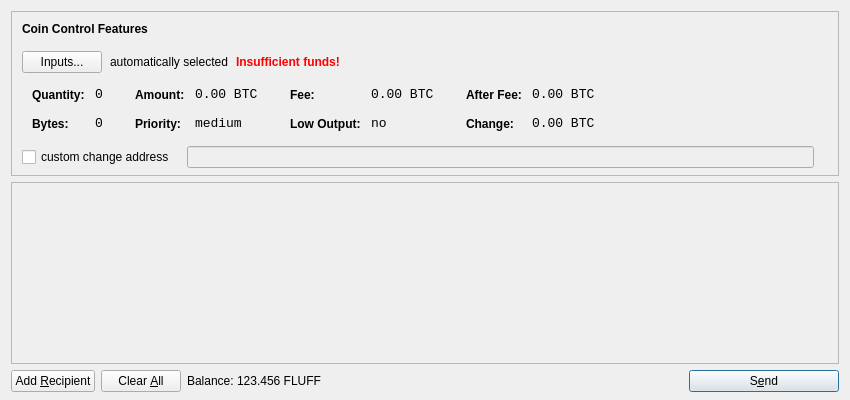
Qt form src/qt/forms/sendcoinsdialog.ui (cryptonexii/murfcoin) before a commit.
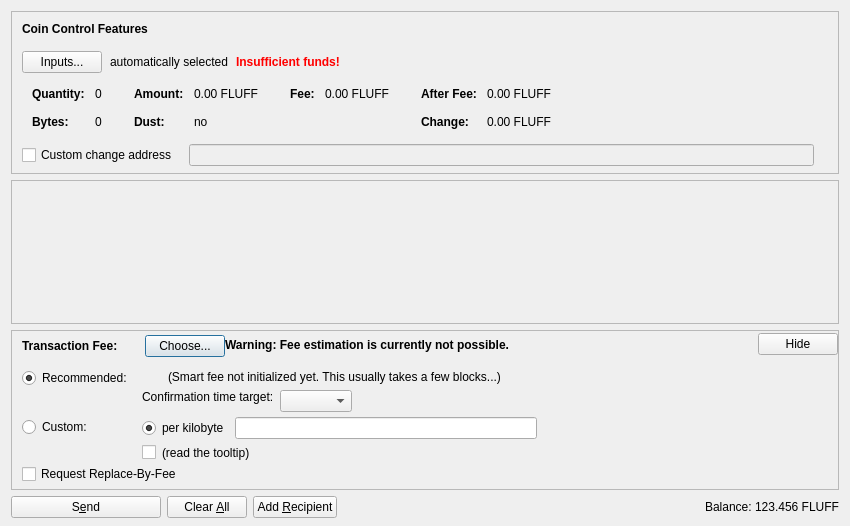
The same form after that commit. Icons and pictures are not drawn. Custom widgets are drawn as their Qt base class.

The edit to the form file:
```diff
--- a/src/qt/forms/sendcoinsdialog.ui
+++ b/src/qt/forms/sendcoinsdialog.ui
@@ -7,13 +7,13 @@
     <x>0</x>
     <y>0</y>
     <width>850</width>
-    <height>400</height>
+    <height>526</height>
    </rect>
   </property>
   <property name="windowTitle">
    <string>Send Coins</string>
   </property>
-  <layout class="QVBoxLayout" name="verticalLayout" stretch="0,1,0">
+  <layout class="QVBoxLayout" name="verticalLayout" stretch="0,1,0,0">
    <property name="bottomMargin">
     <number>8</number>
    </property>
@@ -39,7 +39,7 @@
      </property>
      <layout class="QVBoxLayout" name="verticalLayoutCoinControl2">
       <property name="spacing">
-       <number>-1</number>
+       <number>0</number>
       </property>
       <property name="leftMargin">
        <number>0</number>
@@ -109,6 +109,9 @@
             <property name="text">
              <string>Inputs...</string>
             </property>
+            <property name="autoDefault">
+             <bool>false</bool>
+            </property>
            </widget>
           </item>
           <item>
@@ -173,7 +176,16 @@
            <string notr="true"/>
           </property>
           <layout class="QHBoxLayout" name="horizontalLayoutCoinControl5">
-           <property name="margin">
+           <property name="leftMargin">
+            <number>0</number>
+           </property>
+           <property name="topMargin">
+            <number>0</number>
+           </property>
+           <property name="rightMargin">
+            <number>0</number>
+           </property>
+           <property name="bottomMargin">
             <number>0</number>
            </property>
            <item>
@@ -206,8 +218,11 @@
                </property>
                <item row="0" column="0">
                 <widget class="QLabel" name="labelCoinControlQuantityText">
-                 <property name="styleSheet">
-                  <string notr="true">font-weight:bold;</string>
+                 <property name="font">
+                  <font>
+                   <weight>75</weight>
+                   <bold>true</bold>
+                  </font>
                  </property>
                  <property name="text">
                   <string>Quantity:</string>
@@ -219,12 +234,6 @@
                </item>
                <item row="0" column="1">
                 <widget class="QLabel" name="labelCoinControlQuantity">
-                 <property name="font">
-                  <font>
-                   <family>Monospace</family>
-                   <pointsize>10</pointsize>
-                  </font>
-                 </property>
                  <property name="cursor">
                   <cursorShape>IBeamCursor</cursorShape>
                  </property>
@@ -244,8 +253,11 @@
                </item>
                <item row="1" column="0">
                 <widget class="QLabel" name="labelCoinControlBytesText">
-                 <property name="styleSheet">
-                  <string notr="true">font-weight:bold;</string>
+                 <property name="font">
+                  <font>
+                   <weight>75</weight>
+                   <bold>true</bold>
+                  </font>
                  </property>
                  <property name="text">
                   <string>Bytes:</string>
@@ -254,12 +266,6 @@
                </item>
                <item row="1" column="1">
                 <widget class="QLabel" name="labelCoinControlBytes">
-                 <property name="font">
-                  <font>
-                   <family>Monospace</family>
-                   <pointsize>10</pointsize>
-                  </font>
-                 </property>
                  <property name="cursor">
                   <cursorShape>IBeamCursor</cursorShape>
                  </property>
@@ -295,8 +301,11 @@
                </property>
                <item row="0" column="0">
                 <widget class="QLabel" name="labelCoinControlAmountText">
-                 <property name="styleSheet">
-                  <string notr="true">font-weight:bold;</string>
+                 <property name="font">
+                  <font>
+                   <weight>75</weight>
+                   <bold>true</bold>
+                  </font>
                  </property>
                  <property name="text">
                   <string>Amount:</string>
@@ -308,12 +317,6 @@
                </item>
                <item row="0" column="1">
                 <widget class="QLabel" name="labelCoinControlAmount">
-                 <property name="font">
-                  <font>
-                   <family>Monospace</family>
-                   <pointsize>10</pointsize>
-                  </font>
-                 </property>
                  <property name="cursor">
                   <cursorShape>IBeamCursor</cursorShape>
                  </property>
@@ -321,7 +324,7 @@
                   <enum>Qt::ActionsContextMenu</enum>
                  </property>
                  <property name="text">
-                  <string notr="true">0.00 BTC</string>
+                  <string notr="true">0.00 FLUFF</string>
                  </property>
                  <property name="textInteractionFlags">
                   <set>Qt::LinksAccessibleByMouse|Qt::TextSelectableByKeyboard|Qt::TextSelectableByMouse</set>
@@ -329,23 +332,20 @@
                 </widget>
                </item>
                <item row="1" column="0">
-                <widget class="QLabel" name="labelCoinControlPriorityText">
-                 <property name="styleSheet">
-                  <string notr="true">font-weight:bold;</string>
+                <widget class="QLabel" name="labelCoinControlLowOutputText">
+                 <property name="font">
+                  <font>
+                   <weight>75</weight>
+                   <bold>true</bold>
+                  </font>
                  </property>
                  <property name="text">
-                  <string>Priority:</string>
+                  <string>Dust:</string>
                  </property>
                 </widget>
                </item>
                <item row="1" column="1">
-                <widget class="QLabel" name="labelCoinControlPriority">
-                 <property name="font">
-                  <font>
-                   <family>Monospace</family>
-                   <pointsize>10</pointsize>
-                  </font>
-                 </property>
+                <widget class="QLabel" name="labelCoinControlLowOutput">
                  <property name="cursor">
                   <cursorShape>IBeamCursor</cursorShape>
                  </property>
@@ -353,7 +353,7 @@
                   <enum>Qt::ActionsContextMenu</enum>
                  </property>
                  <property name="text">
-                  <string>medium</string>
+                  <string notr="true">no</string>
                  </property>
                  <property name="textInteractionFlags">
                   <set>Qt::LinksAccessibleByMouse|Qt::TextSelectableByKeyboard|Qt::TextSelectableByMouse</set>
@@ -381,8 +381,11 @@
                </property>
                <item row="0" column="0">
                 <widget class="QLabel" name="labelCoinControlFeeText">
-                 <property name="styleSheet">
-                  <string notr="true">font-weight:bold;</string>
+                 <property name="font">
+                  <font>
+                   <weight>75</weight>
+                   <bold>true</bold>
+                  </font>
                  </property>
                  <property name="text">
                   <string>Fee:</string>
@@ -394,12 +397,6 @@
                </item>
                <item row="0" column="1">
                 <widget class="QLabel" name="labelCoinControlFee">
-                 <property name="font">
-                  <font>
-                   <family>Monospace</family>
-                   <pointsize>10</pointsize>
-                  </font>
-                 </property>
                  <property name="cursor">
                   <cursorShape>IBeamCursor</cursorShape>
                  </property>
@@ -407,39 +404,7 @@
                   <enum>Qt::ActionsContextMenu</enum>
                  </property>
                  <property name="text">
-                  <string notr="true">0.00 BTC</string>
-                 </property>
-                 <property name="textInteractionFlags">
-                  <set>Qt::LinksAccessibleByMouse|Qt::TextSelectableByKeyboard|Qt::TextSelectableByMouse</set>
-                 </property>
-                </widget>
-               </item>
-               <item row="1" column="0">
-                <widget class="QLabel" name="labelCoinControlLowOutputText">
-                 <property name="styleSheet">
-                  <string notr="true">font-weight:bold;</string>
-                 </property>
-                 <property name="text">
-                  <string>Low Output:</string>
-                 </property>
-                </widget>
-               </item>
-               <item row="1" column="1">
-                <widget class="QLabel" name="labelCoinControlLowOutput">
-                 <property name="font">
-                  <font>
-                   <family>Monospace</family>
-                   <pointsize>10</pointsize>
-                  </font>
-                 </property>
-                 <property name="cursor">
-                  <cursorShape>IBeamCursor</cursorShape>
-                 </property>
-                 <property name="contextMenuPolicy">
-                  <enum>Qt::ActionsContextMenu</enum>
-                 </property>
-                 <property name="text">
-                  <string>no</string>
+                  <string notr="true">0.00 FLUFF</string>
                  </property>
                  <property name="textInteractionFlags">
                   <set>Qt::LinksAccessibleByMouse|Qt::TextSelectableByKeyboard|Qt::TextSelectableByMouse</set>
@@ -467,8 +432,11 @@
                </property>
                <item row="0" column="0">
                 <widget class="QLabel" name="labelCoinControlAfterFeeText">
-                 <property name="styleSheet">
-                  <string notr="true">font-weight:bold;</string>
+                 <property name="font">
+                  <font>
+                   <weight>75</weight>
+                   <bold>true</bold>
+                  </font>
                  </property>
                  <property name="text">
                   <string>After Fee:</string>
@@ -480,12 +448,6 @@
                </item>
                <item row="0" column="1">
                 <widget class="QLabel" name="labelCoinControlAfterFee">
-                 <property name="font">
-                  <font>
-                   <family>Monospace</family>
-                   <pointsize>10</pointsize>
-                  </font>
-                 </property>
                  <property name="cursor">
                   <cursorShape>IBeamCursor</cursorShape>
                  </property>
@@ -493,7 +455,7 @@
                   <enum>Qt::ActionsContextMenu</enum>
                  </property>
                  <property name="text">
-                  <string notr="true">0.00 BTC</string>
+                  <string notr="true">0.00 FLUFF</string>
                  </property>
                  <property name="textInteractionFlags">
                   <set>Qt::LinksAccessibleByMouse|Qt::TextSelectableByKeyboard|Qt::TextSelectableByMouse</set>
@@ -502,8 +464,11 @@
                </item>
                <item row="1" column="0">
                 <widget class="QLabel" name="labelCoinControlChangeText">
-                 <property name="styleSheet">
-                  <string notr="true">font-weight:bold;</string>
+                 <property name="font">
+                  <font>
+                   <weight>75</weight>
+                   <bold>true</bold>
+                  </font>
                  </property>
                  <property name="text">
                   <string>Change:</string>
@@ -512,12 +477,6 @@
                </item>
                <item row="1" column="1">
                 <widget class="QLabel" name="labelCoinControlChange">
-                 <property name="font">
-                  <font>
-                   <family>Monospace</family>
-                   <pointsize>10</pointsize>
-                  </font>
-                 </property>
                  <property name="cursor">
                   <cursorShape>IBeamCursor</cursorShape>
                  </property>
@@ -525,7 +484,7 @@
                   <enum>Qt::ActionsContextMenu</enum>
                  </property>
                  <property name="text">
-                  <string notr="true">0.00 BTC</string>
+                  <string notr="true">0.00 FLUFF</string>
                  </property>
                  <property name="textInteractionFlags">
                   <set>Qt::LinksAccessibleByMouse|Qt::TextSelectableByKeyboard|Qt::TextSelectableByMouse</set>
@@ -555,13 +514,16 @@
           </property>
           <item>
            <widget class="QCheckBox" name="checkBoxCoinControlChange">
+            <property name="toolTip">
+             <string>If this is activated, but the change address is empty or invalid, change will be sent to a newly generated address.</string>
+            </property>
             <property name="text">
-             <string>custom change address</string>
+             <string>Custom change address</string>
             </property>
            </widget>
           </item>
           <item>
-           <widget class="QLineEdit" name="lineEditCoinControlChange">
+           <widget class="QValidatedLineEdit" name="lineEditCoinControlChange">
             <property name="enabled">
              <bool>false</bool>
             </property>
@@ -626,11 +588,20 @@
         <x>0</x>
         <y>0</y>
         <width>830</width>
-        <height>165</height>
+        <height>104</height>
        </rect>
       </property>
-      <layout class="QVBoxLayout" name="verticalLayout_2">
-       <property name="margin">
+      <layout class="QVBoxLayout" name="verticalLayout_2" stretch="0,1">
+       <property name="leftMargin">
+        <number>0</number>
+       </property>
+       <property name="topMargin">
+        <number>0</number>
+       </property>
+       <property name="rightMargin">
+        <number>0</number>
+       </property>
+       <property name="bottomMargin">
         <number>0</number>
        </property>
        <item>
@@ -657,23 +628,546 @@
      </widget>
     </widget>
    </item>
+   <item>
+    <widget class="QFrame" name="frameFee">
+     <property name="sizePolicy">
+      <sizepolicy hsizetype="Expanding" vsizetype="Expanding">
+       <horstretch>0</horstretch>
+       <verstretch>0</verstretch>
+      </sizepolicy>
+     </property>
+     <property name="maximumSize">
+      <size>
+       <width>16777215</width>
+       <height>16777215</height>
+      </size>
+     </property>
+     <property name="frameShape">
+      <enum>QFrame::StyledPanel</enum>
+     </property>
+     <property name="frameShadow">
+      <enum>QFrame::Sunken</enum>
+     </property>
+     <layout class="QVBoxLayout" name="verticalLayoutFee1">
+      <property name="spacing">
+       <number>0</number>
+      </property>
+      <property name="leftMargin">
+       <number>0</number>
+      </property>
+      <property name="topMargin">
+       <number>0</number>
+      </property>
+      <property name="rightMargin">
+       <number>0</number>
+      </property>
+      <property name="bottomMargin">
+       <number>0</number>
+      </property>
+      <item>
+       <layout class="QVBoxLayout" name="verticalLayoutFee2" stretch="0,0,0">
+        <property name="spacing">
+         <number>0</number>
+        </property>
+        <property name="leftMargin">
+         <number>10</number>
+        </property>
+        <property name="topMargin">
+         <number>0</number>
+        </property>
+        <item>
+         <layout class="QHBoxLayout" name="horizontalLayoutFee1">
+          <property name="bottomMargin">
+           <number>0</number>
+          </property>
+          <item>
+           <layout class="QVBoxLayout" name="verticalLayoutFee7">
+            <property name="spacing">
+             <number>0</number>
+            </property>
+            <item>
+             <spacer name="verticalSpacerSmartFee">
+              <property name="orientation">
+               <enum>Qt::Vertical</enum>
+              </property>
+              <property name="sizeType">
+               <enum>QSizePolicy::Fixed</enum>
+              </property>
+              <property name="sizeHint" stdset="0">
+               <size>
+                <width>1</width>
+                <height>4</height>
+               </size>
+              </property>
+             </spacer>
+            </item>
+            <item>
+             <layout class="QHBoxLayout" name="horizontalLayoutSmartFee">
+              <property name="spacing">
+               <number>10</number>
+              </property>
+              <item>
+               <widget class="QLabel" name="labelFeeHeadline">
+                <property name="sizePolicy">
+                 <sizepolicy hsizetype="Preferred" vsizetype="Maximum">
+                  <horstretch>0</horstretch>
+                  <verstretch>0</verstretch>
+                 </sizepolicy>
+                </property>
+                <property name="font">
+                 <font>
+                  <weight>75</weight>
+                  <bold>true</bold>
+                 </font>
+                </property>
+                <property name="styleSheet">
+                 <string notr="true">font-weight:bold;</string>
+                </property>
+                <property name="text">
+                 <string>Transaction Fee:</string>
+                </property>
+               </widget>
+              </item>
+              <item>
+               <widget class="QLabel" name="labelFeeMinimized">
+                <property name="text">
+                 <string/>
+                </property>
+               </widget>
+              </item>
+              <item>
+               <widget class="QPushButton" name="buttonChooseFee">
+                <property name="text">
+                 <string>Choose...</string>
+                </property>
+               </widget>
+              </item>
+             </layout>
+            </item>
+            <item>
+             <spacer name="verticalSpacer_5">
+              <property name="orientation">
+               <enum>Qt::Vertical</enum>
+              </property>
+              <property name="sizeHint" stdset="0">
+               <size>
+                <width>1</width>
+                <height>1</height>
+               </size>
+              </property>
+             </spacer>
+            </item>
+           </layout>
+          </item>
+          <item>
+           <widget class="QLabel" name="fallbackFeeWarningLabel">
+            <property name="toolTip">
+             <string>Using the fallbackfee can result in sending a transaction that will take several hours or days (or never) to confirm. Consider choosing your fee manually or wait until you have validated the complete chain.</string>
+            </property>
+            <property name="font">
+            <font>
+                <weight>75</weight>
+                <bold>true</bold>
+            </font>
+            </property>
+            <property name="text">
+             <string>Warning: Fee estimation is currently not possible.</string>
+            </property>
+            <property name="wordWrap">
+             <bool>false</bool>
+            </property>
+           </widget>
+          </item>
+          <item>
+           <spacer name="horizontalSpacer_4">
+            <property name="orientation">
+             <enum>Qt::Horizontal</enum>
+            </property>
+            <property name="sizeType">
+             <enum>QSizePolicy::MinimumExpanding</enum>
+            </property>
+            <property name="sizeHint" stdset="0">
+             <size>
+              <width>40</width>
+              <height>20</height>
+             </size>
+            </property>
+           </spacer>
+          </item>
+          <item>
+           <widget class="QPushButton" name="buttonMinimizeFee">
+            <property name="toolTip">
+             <string>collapse fee-settings</string>
+            </property>
+            <property name="text">
+             <string>Hide</string>
+            </property>
+           </widget>
+          </item>
+         </layout>
+        </item>
+        <item>
+         <widget class="QFrame" name="frameFeeSelection">
+          <layout class="QVBoxLayout" name="verticalLayoutFee12">
+           <property name="spacing">
+            <number>0</number>
+           </property>
+           <property name="leftMargin">
+            <number>0</number>
+           </property>
+           <property name="topMargin">
+            <number>0</number>
+           </property>
+           <property name="rightMargin">
+            <number>0</number>
+           </property>
+           <property name="bottomMargin">
+            <number>0</number>
+           </property>
+           <item>
+            <layout class="QGridLayout" name="gridLayoutFee">
+             <property name="topMargin">
+              <number>10</number>
+             </property>
+             <property name="bottomMargin">
+              <number>4</number>
+             </property>
+             <property name="horizontalSpacing">
+              <number>10</number>
+             </property>
+             <property name="verticalSpacing">
+              <number>4</number>
+             </property>
+             <item row="1" column="1">
+              <layout class="QVBoxLayout" name="verticalLayoutFee8">
+               <property name="spacing">
+                <number>6</number>
+               </property>
+               <item>
+                <layout class="QHBoxLayout" name="horizontalLayoutFee13">
+                 <item>
+                  <widget class="QRadioButton" name="radioCustomPerKilobyte">
+                   <property name="toolTip">
+                    <string>If the custom fee is set to 1000 satoshis and the transaction is only 250 bytes, then &quot;per kilobyte&quot; only pays 250 satoshis in fee, while &quot;total at least&quot; pays 1000 satoshis. For transactions bigger than a kilobyte both pay by kilobyte.</string>
+                   </property>
+                   <property name="text">
+                    <string>per kilobyte</string>
+                   </property>
+                   <property name="checked">
+                    <bool>true</bool>
+                   </property>
+                   <attribute name="buttonGroup">
+                    <string notr="true">groupCustomFee</string>
+                   </attribute>
+                  </widget>
+                 </item>
+                 <item>
+                  <widget class="BitcoinAmountField" name="customFee"/>
+                 </item>
+                 <item>
+                  <spacer name="horizontalSpacer_6">
+                   <property name="orientation">
+                    <enum>Qt::Horizontal</enum>
+                   </property>
+                   <property name="sizeHint" stdset="0">
+                    <size>
+                     <width>1</width>
+                     <height>1</height>
+                    </size>
+                   </property>
+                  </spacer>
+                 </item>
+                </layout>
+               </item>
+               <item>
+                <layout class="QHBoxLayout" name="horizontalLayoutFee8">
+                 <item>
+                  <widget class="QCheckBox" name="checkBoxMinimumFee">
+                   <property name="toolTip">
+                    <string>Paying only the minimum fee is just fine as long as there is less transaction volume than space in the blocks. But be aware that this can end up in a never confirming transaction once there is more demand for murfcoin transactions than the network can process.</string>
+                   </property>
+                   <property name="text">
+                    <string/>
+                   </property>
+                  </widget>
+                 </item>
+                 <item>
+                  <widget class="QLabel" name="labelMinFeeWarning">
+                   <property name="enabled">
+                    <bool>true</bool>
+                   </property>
+                   <property name="toolTip">
+                    <string>Paying only the minimum fee is just fine as long as there is less transaction volume than space in the blocks. But be aware that this can end up in a never confirming transaction once there is more demand for murfcoin transactions than the network can process.</string>
+                   </property>
+                   <property name="text">
+                    <string>(read the tooltip)</string>
+                   </property>
+                   <property name="margin">
+                    <number>5</number>
+                   </property>
+                  </widget>
+                 </item>
+                 <item>
+                  <spacer name="horizontalSpacer_2">
+                   <property name="orientation">
+                    <enum>Qt::Horizontal</enum>
+                   </property>
+                   <property name="sizeHint" stdset="0">
+                    <size>
+                     <width>1</width>
+                     <height>1</height>
+                    </size>
+                   </property>
+                  </spacer>
+                 </item>
+                </layout>
+               </item>
+              </layout>
+             </item>
+             <item row="0" column="0">
+              <layout class="QVBoxLayout" name="verticalLayoutFee4" stretch="0,1">
+               <item>
+                <widget class="QRadioButton" name="radioSmartFee">
+                 <property name="text">
+                  <string>Recommended:</string>
+                 </property>
+                 <property name="checked">
+                  <bool>true</bool>
+                 </property>
+                 <attribute name="buttonGroup">
+                  <string notr="true">groupFee</string>
+                 </attribute>
+                </widget>
+               </item>
+               <item>
+                <spacer name="verticalSpacer_2">
+                 <property name="orientation">
+                  <enum>Qt::Vertical</enum>
+                 </property>
+                 <property name="sizeHint" stdset="0">
+                  <size>
+                   <width>1</width>
+                   <height>1</height>
+                  </size>
+                 </property>
+                </spacer>
+               </item>
+              </layout>
+             </item>
+             <item row="1" column="0">
+              <layout class="QVBoxLayout" name="verticalLayoutFee9" stretch="0,1">
+               <item>
+                <widget class="QRadioButton" name="radioCustomFee">
+                 <property name="text">
+                  <string>Custom:</string>
+                 </property>
+                 <attribute name="buttonGroup">
+                  <string notr="true">groupFee</string>
+                 </attribute>
+                </widget>
+               </item>
+               <item>
+                <spacer name="verticalSpacer_6">
+                 <property name="orientation">
+                  <enum>Qt::Vertical</enum>
+                 </property>
+                 <property name="sizeHint" stdset="0">
+                  <size>
+                   <width>1</width>
+                   <height>1</height>
+                  </size>
+                 </property>
+                </spacer>
+               </item>
+              </layout>
+             </item>
+             <item row="0" column="1">
+              <layout class="QVBoxLayout" name="verticalLayoutFee3" stretch="0,0,1">
+               <property name="spacing">
+                <number>6</number>
+               </property>
+               <property name="topMargin">
+                <number>2</number>
+               </property>
+               <item>
+                <layout class="QHBoxLayout" name="horizontalLayoutFee12">
+                 <item>
+                  <widget class="QLabel" name="labelSmartFee">
+                   <property name="text">
+                    <string/>
+                   </property>
+                   <property name="margin">
+                    <number>2</number>
+                   </property>
+                  </widget>
+                 </item>
+                 <item>
+                  <widget class="QLabel" name="labelFeeEstimation">
+                   <property name="text">
+                    <string/>
+                   </property>
+                  </widget>
+                 </item>
+                 <item>
+                  <widget class="QLabel" name="labelSmartFee2">
+                   <property name="text">
+                    <string>(Smart fee not initialized yet. This usually takes a few blocks...)</string>
+                   </property>
+                   <property name="margin">
+                    <number>2</number>
+                   </property>
+                  </widget>
+                 </item>
+                 <item>
+                  <spacer name="horizontalSpacer_5">
+                   <property name="orientation">
+                    <enum>Qt::Horizontal</enum>
+                   </property>
+                   <property name="sizeHint" stdset="0">
+                    <size>
+                     <width>1</width>
+                     <height>1</height>
+                    </size>
+                   </property>
+                  </spacer>
+                 </item>
+                </layout>
+               </item>
+               <item>
+                <layout class="QHBoxLayout" name="horizontalLayoutFee9">
+                 <item>
+                  <layout class="QVBoxLayout" name="verticalLayoutFee6">
+                   <item>
+                    <widget class="QLabel" name="labelSmartFee3">
+                     <property name="text">
+                      <string>Confirmation time target:</string>
+                     </property>
+                     <property name="margin">
+                      <number>2</number>
+                     </property>
+                    </widget>
+                   </item>
+                   <item>
+                    <spacer name="verticalSpacer_3">
+                     <property name="orientation">
+                      <enum>Qt::Vertical</enum>
+                     </property>
+                     <property name="sizeHint" stdset="0">
+                      <size>
+                       <width>1</width>
+                       <height>1</height>
+                      </size>
+                     </property>
+                    </spacer>
+                   </item>
+                  </layout>
+                 </item>
+                 <item>
+                  <layout class="QVBoxLayout" name="verticalLayoutFee5">
+                   <property name="rightMargin">
+                    <number>30</number>
+                   </property>
+                   <item>
+                    <layout class="QHBoxLayout" name="horizontalLayoutConfTarget">
+                     <property name="bottomMargin">
+                      <number>0</number>
+                     </property>
+                     <item>
+                      <widget class="QComboBox" name="confTargetSelector"/>
+                     </item>
+                     <item>
+                      <spacer name="horizontalSpacerConfTarget">
+                       <property name="orientation">
+                        <enum>Qt::Horizontal</enum>
+                       </property>
+                       <property name="sizeHint" stdset="0">
+                        <size>
+                         <width>40</width>
+                         <height>20</height>
+                        </size>
+                       </property>
+                      </spacer>
+                     </item>
+                    </layout>
+                   </item>
+                  </layout>
+                 </item>
+                </layout>
+               </item>
+               <item>
+                <spacer name="verticalSpacer_4">
+                 <property name="orientation">
+                  <enum>Qt::Vertical</enum>
+                 </property>
+                 <property name="sizeHint" stdset="0">
+                  <size>
+                   <width>1</width>
+                   <height>1</height>
+                  </size>
+                 </property>
+                </spacer>
+               </item>
+              </layout>
+             </item>
+            </layout>
+           </item>
+           <item>
+            <widget class="QCheckBox" name="optInRBF">
+             <property name="text">
+              <string>Request Replace-By-Fee</string>
+             </property>
+             <property name="toolTip">
+              <string>Indicates that the sender may wish to replace this transaction with a new one paying higher fees (prior to being confirmed).</string>
+             </property>
+            </widget>
+           </item>
+          </layout>
+         </widget>
+        </item>
+        <item>
+         <spacer name="verticalSpacerFee">
+          <property name="orientation">
+           <enum>Qt::Vertical</enum>
+          </property>
+          <property name="sizeHint" stdset="0">
+           <size>
+            <width>40</width>
+            <height>5</height>
+           </size>
+          </property>
+         </spacer>
+        </item>
+       </layout>
+      </item>
+     </layout>
+    </widget>
+   </item>
    <item>
     <layout class="QHBoxLayout" name="horizontalLayout">
      <item>
-      <widget class="QPushButton" name="addButton">
+      <widget class="QPushButton" name="sendButton">
+       <property name="minimumSize">
+        <size>
+         <width>150</width>
+         <height>0</height>
+        </size>
+       </property>
        <property name="toolTip">
-        <string>Send to multiple recipients at once</string>
+        <string>Confirm the send action</string>
        </property>
        <property name="text">
-        <string>Add &amp;Recipient</string>
+        <string>S&amp;end</string>
        </property>
        <property name="icon">
         <iconset resource="../bitcoin.qrc">
-         <normaloff>:/icons/add</normaloff>:/icons/add</iconset>
+         <normaloff>:/icons/send</normaloff>:/icons/send</iconset>
        </property>
        <property name="autoDefault">
         <bool>false</bool>
        </property>
+       <property name="default">
+        <bool>false</bool>
+       </property>
       </widget>
      </item>
      <item>
@@ -685,7 +1179,7 @@
         </sizepolicy>
        </property>
        <property name="toolTip">
-        <string>Remove all transaction fields</string>
+        <string>Clear all fields of the form.</string>
        </property>
        <property name="text">
         <string>Clear &amp;All</string>
@@ -694,14 +1188,41 @@
         <iconset resource="../bitcoin.qrc">
          <normaloff>:/icons/remove</normaloff>:/icons/remove</iconset>
        </property>
-       <property name="autoRepeatDelay">
-        <number>300</number>
+       <property name="autoDefault">
+        <bool>false</bool>
        </property>
+      </widget>
+     </item>
+     <item>
+      <widget class="QPushButton" name="addButton">
+       <property name="toolTip">
+        <string>Send to multiple recipients at once</string>
+       </property>
+       <property name="text">
+        <string>Add &amp;Recipient</string>
+       </property>
+       <property name="icon">
+        <iconset resource="../bitcoin.qrc">
+         <normaloff>:/icons/add</normaloff>:/icons/add</iconset>
+       </property>
        <property name="autoDefault">
         <bool>false</bool>
        </property>
       </widget>
      </item>
+     <item>
+      <spacer name="horizontalSpacer">
+       <property name="orientation">
+        <enum>Qt::Horizontal</enum>
+       </property>
+       <property name="sizeHint" stdset="0">
+        <size>
+         <width>40</width>
+         <height>20</height>
+        </size>
+       </property>
+      </spacer>
+     </item>
      <item>
       <layout class="QHBoxLayout" name="horizontalLayout_2">
        <property name="spacing">
@@ -709,6 +1230,12 @@
        </property>
        <item>
         <widget class="QLabel" name="label">
+         <property name="sizePolicy">
+          <sizepolicy hsizetype="Preferred" vsizetype="Fixed">
+           <horstretch>0</horstretch>
+           <verstretch>0</verstretch>
+          </sizepolicy>
+         </property>
          <property name="text">
           <string>Balance:</string>
          </property>
@@ -716,11 +1243,17 @@
        </item>
        <item>
         <widget class="QLabel" name="labelBalance">
+         <property name="sizePolicy">
+          <sizepolicy hsizetype="Preferred" vsizetype="Fixed">
+           <horstretch>0</horstretch>
+           <verstretch>0</verstretch>
+          </sizepolicy>
+         </property>
          <property name="cursor">
           <cursorShape>IBeamCursor</cursorShape>
          </property>
          <property name="text">
-          <string>123.456 FLUFF</string>
+          <string notr="true">123.456 FLUFF</string>
          </property>
          <property name="textInteractionFlags">
           <set>Qt::LinksAccessibleByMouse|Qt::TextSelectableByKeyboard|Qt::TextSelectableByMouse</set>
@@ -729,46 +1262,23 @@
        </item>
       </layout>
      </item>
-     <item>
-      <spacer name="horizontalSpacer">
-       <property name="orientation">
-        <enum>Qt::Horizontal</enum>
-       </property>
-       <property name="sizeHint" stdset="0">
-        <size>
-         <width>40</width>
-         <height>20</height>
-        </size>
-       </property>
-      </spacer>
-     </item>
-     <item>
-      <widget class="QPushButton" name="sendButton">
-       <property name="minimumSize">
-        <size>
-         <width>150</width>
-         <height>0</height>
-        </size>
-       </property>
-       <property name="toolTip">
-        <string>Confirm the send action</string>
-       </property>
-       <property name="text">
-        <string>S&amp;end</string>
-       </property>
-       <property name="icon">
-        <iconset resource="../bitcoin.qrc">
-         <normaloff>:/icons/send</normaloff>:/icons/send</iconset>
-       </property>
-       <property name="default">
-        <bool>true</bool>
-       </property>
-      </widget>
-     </item>
     </layout>
    </item>
   </layout>
  </widget>
+ <customwidgets>
+  <customwidget>
+   <class>QValidatedLineEdit</class>
+   <extends>QLineEdit</extends>
+   <header>qvalidatedlineedit.h</header>
+  </customwidget>
+  <customwidget>
+   <class>BitcoinAmountField</class>
+   <extends>QLineEdit</extends>
+   <header>bitcoinamountfield.h</header>
+   <container>1</container>
+  </customwidget>
+ </customwidgets>
  <resources>
   <include location="../bitcoin.qrc"/>
  </resources>
```
Left out of the diff: 4 changed lines with no effect on the pictures.
